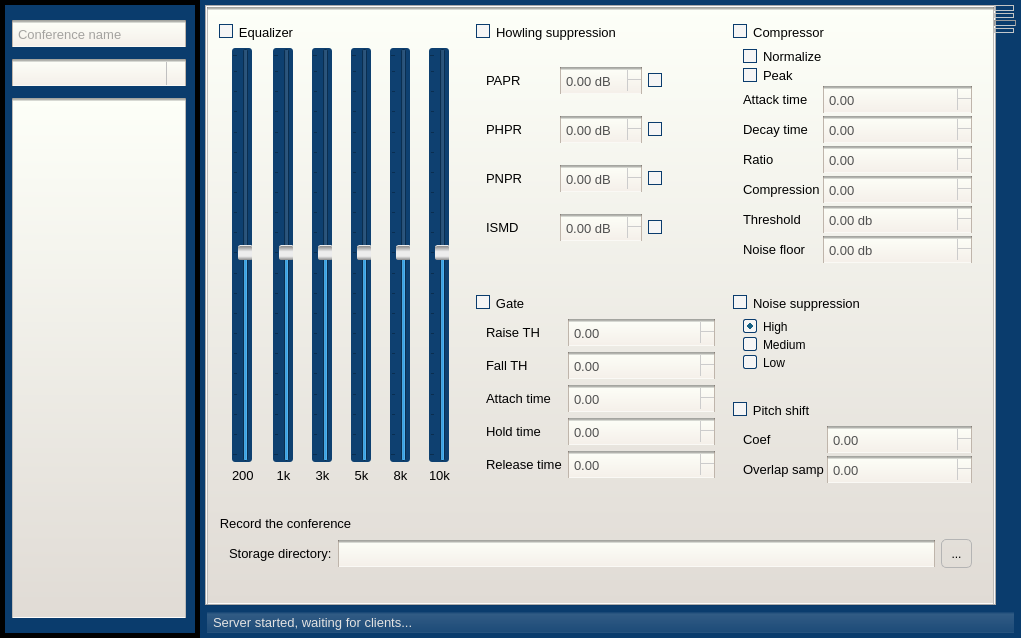
Above: ServerGui/main_window.ui from akru/conference-speaker-server before the change. Below: the same form after it.
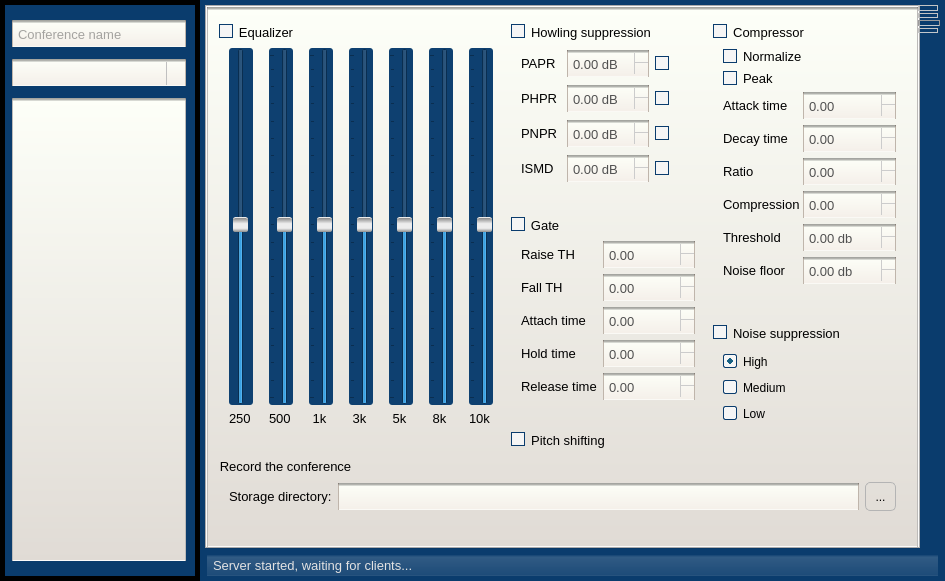
That is the form after the change. The open tabs and pages were chosen to show the change. Icons and pictures are not drawn.

Patch:
```diff
--- a/ServerGui/main_window.ui
+++ b/ServerGui/main_window.ui
@@ -6,8 +6,8 @@
    <rect>
     <x>0</x>
     <y>0</y>
-    <width>1021</width>
-    <height>638</height>
+    <width>945</width>
+    <height>581</height>
    </rect>
   </property>
   <property name="palette">
@@ -189,6 +189,8 @@
 QSlider {
     background: rgba(14,64,112,255);
     border-radius: 3px;
+    width: 24px;
+    min-width: 24px;
 }
 
  QSlider::groove:vertical {
@@ -452,7 +454,7 @@
          <enum>QTabWidget::Rounded</enum>
         </property>
         <property name="currentIndex">
-         <number>0</number>
+         <number>2</number>
         </property>
         <property name="iconSize">
          <size>
@@ -645,8 +647,8 @@
               <rect>
                <x>0</x>
                <y>0</y>
-               <width>725</width>
-               <height>499</height>
+               <width>649</width>
+               <height>442</height>
               </rect>
              </property>
              <layout class="QVBoxLayout" name="verticalLayout_4">
@@ -1011,201 +1013,40 @@
           <property name="topMargin">
            <number>16</number>
           </property>
-          <item row="2" column="2">
-           <widget class="QGroupBox" name="psBox">
+          <item row="7" column="0" colspan="3">
+           <widget class="QGroupBox" name="groupBox_3">
             <property name="title">
-             <string>Pitch shift</string>
+             <string>Record the conference</string>
             </property>
-            <property name="checkable">
-             <bool>true</bool>
-            </property>
-            <layout class="QFormLayout" name="formLayout">
-             <property name="horizontalSpacing">
-              <number>3</number>
-             </property>
-             <property name="verticalSpacing">
-              <number>3</number>
-             </property>
-             <item row="0" column="0">
-              <widget class="QLabel" name="label_5">
+            <layout class="QHBoxLayout" name="horizontalLayout_2">
+             <item>
+              <widget class="QLabel" name="label_25">
                <property name="text">
-                <string>Coef</string>
+                <string>Storage directory:</string>
                </property>
               </widget>
              </item>
-             <item row="1" column="0">
-              <widget class="QLabel" name="label_6">
-               <property name="text">
-                <string>Overlap samp</string>
+             <item>
+              <widget class="QLineEdit" name="storageEdit">
+               <property name="echoMode">
+                <enum>QLineEdit::Normal</enum>
                </property>
-              </widget>
-             </item>
-             <item row="0" column="1">
-              <widget class="QDoubleSpinBox" name="psCoef"/>
-             </item>
-             <item row="1" column="1">
-              <widget class="QDoubleSpinBox" name="psOsamp"/>
-             </item>
-            </layout>
-           </widget>
-          </item>
-          <item row="0" column="0" rowspan="3">
-           <widget class="QGroupBox" name="eqBox">
-            <property name="title">
-             <string>Equalizer</string>
-            </property>
-            <property name="checkable">
-             <bool>true</bool>
-            </property>
-            <property name="checked">
-             <bool>true</bool>
-            </property>
-            <layout class="QGridLayout" name="gridLayout_3">
-             <property name="horizontalSpacing">
-              <number>16</number>
-             </property>
-             <item row="1" column="5">
-              <widget class="QLabel" name="label_14">
-               <property name="text">
-                <string>10k</string>
+               <property name="readOnly">
+                <bool>true</bool>
                </property>
               </widget>
              </item>
-             <item row="0" column="4">
-              <widget class="QSlider" name="verticalSlider_6">
-               <property name="value">
-                <number>50</number>
-               </property>
-               <property name="orientation">
-                <enum>Qt::Vertical</enum>
-               </property>
-               <property name="tickPosition">
-                <enum>QSlider::TicksAbove</enum>
-               </property>
-               <property name="tickInterval">
-                <number>5</number>
-               </property>
-              </widget>
-             </item>
-             <item row="1" column="3">
-              <widget class="QLabel" name="label_12">
+             <item>
+              <widget class="QToolButton" name="storageSelectButton">
                <property name="text">
-                <string> 5k</string>
+                <string>...</string>
                </property>
               </widget>
              </item>
-             <item row="1" column="1">
-              <widget class="QLabel" name="label_10">
-               <property name="text">
-                <string> 1k</string>
-               </property>
-              </widget>
-             </item>
-             <item row="1" column="2">
-              <widget class="QLabel" name="label_11">
-               <property name="text">
-                <string> 3k</string>
-               </property>
-              </widget>
-             </item>
-             <item row="0" column="0">
-              <widget class="QSlider" name="verticalSlider_2">
-               <property name="value">
-                <number>50</number>
-               </property>
-               <property name="orientation">
-                <enum>Qt::Vertical</enum>
-               </property>
-               <property name="tickPosition">
-                <enum>QSlider::TicksAbove</enum>
-               </property>
-               <property name="tickInterval">
-                <number>5</number>
-               </property>
-              </widget>
-             </item>
-             <item row="1" column="4">
-              <widget class="QLabel" name="label_13">
-               <property name="text">
-                <string> 8k</string>
-               </property>
-              </widget>
-             </item>
-             <item row="0" column="2">
-              <widget class="QSlider" name="verticalSlider_4">
-               <property name="value">
-                <number>50</number>
-               </property>
-               <property name="orientation">
-                <enum>Qt::Vertical</enum>
-               </property>
-               <property name="tickPosition">
-                <enum>QSlider::TicksAbove</enum>
-               </property>
-               <property name="tickInterval">
-                <number>5</number>
-               </property>
-              </widget>
-             </item>
-             <item row="0" column="3">
-              <widget class="QSlider" name="verticalSlider_5">
-               <property name="value">
-                <number>50</number>
-               </property>
-               <property name="orientation">
-                <enum>Qt::Vertical</enum>
-               </property>
-               <property name="tickPosition">
-                <enum>QSlider::TicksAbove</enum>
-               </property>
-               <property name="tickInterval">
-                <number>5</number>
-               </property>
-              </widget>
-             </item>
-             <item row="1" column="0">
-              <widget class="QLabel" name="label_8">
-               <property name="text">
-                <string>200</string>
-               </property>
-              </widget>
-             </item>
-             <item row="0" column="1">
-              <widget class="QSlider" name="verticalSlider_3">
-               <property name="value">
-                <number>50</number>
-               </property>
-               <property name="orientation">
-                <enum>Qt::Vertical</enum>
-               </property>
-               <property name="tickPosition">
-                <enum>QSlider::TicksAbove</enum>
-               </property>
-               <property name="tickInterval">
-                <number>5</number>
-               </property>
-              </widget>
-             </item>
-             <item row="0" column="5">
-              <widget class="QSlider" name="verticalSlider_7">
-               <property name="value">
-                <number>50</number>
-               </property>
-               <property name="orientation">
-                <enum>Qt::Vertical</enum>
-               </property>
-               <property name="tickPosition">
-                <enum>QSlider::TicksAbove</enum>
-               </property>
-               <property name="tickInterval">
-                <number>5</number>
-               </property>
-              </widget>
-             </item>
             </layout>
            </widget>
           </item>
-          <item row="0" column="2">
+          <item row="1" column="2" rowspan="3">
            <widget class="QGroupBox" name="compressorBox">
             <property name="title">
              <string>Compressor</string>
@@ -1218,7 +1059,7 @@
               <number>3</number>
              </property>
              <property name="verticalSpacing">
-              <number>3</number>
+              <number>6</number>
              </property>
              <item row="0" column="0" colspan="2">
               <widget class="QCheckBox" name="normalizeCheckBox">
@@ -1311,7 +1152,277 @@
             </layout>
            </widget>
           </item>
-          <item row="0" column="1">
+          <item row="3" column="1" rowspan="2">
+           <widget class="QGroupBox" name="gateBox">
+            <property name="title">
+             <string>Gate</string>
+            </property>
+            <property name="checkable">
+             <bool>true</bool>
+            </property>
+            <layout class="QFormLayout" name="formLayout_2">
+             <item row="0" column="1">
+              <widget class="QDoubleSpinBox" name="raiseSpinBox">
+               <property name="minimum">
+                <double>-100.000000000000000</double>
+               </property>
+               <property name="maximum">
+                <double>100.000000000000000</double>
+               </property>
+              </widget>
+             </item>
+             <item row="0" column="0">
+              <widget class="QLabel" name="label_7">
+               <property name="text">
+                <string>Raise TH</string>
+               </property>
+              </widget>
+             </item>
+             <item row="1" column="1">
+              <widget class="QDoubleSpinBox" name="fallSpinBox">
+               <property name="minimum">
+                <double>-100.000000000000000</double>
+               </property>
+               <property name="maximum">
+                <double>100.000000000000000</double>
+               </property>
+              </widget>
+             </item>
+             <item row="2" column="1">
+              <widget class="QDoubleSpinBox" name="attackSpinBox">
+               <property name="minimum">
+                <double>-100.000000000000000</double>
+               </property>
+               <property name="maximum">
+                <double>100.000000000000000</double>
+               </property>
+              </widget>
+             </item>
+             <item row="3" column="1">
+              <widget class="QDoubleSpinBox" name="holdSpinBox">
+               <property name="minimum">
+                <double>-100.000000000000000</double>
+               </property>
+               <property name="maximum">
+                <double>100.000000000000000</double>
+               </property>
+              </widget>
+             </item>
+             <item row="4" column="1">
+              <widget class="QDoubleSpinBox" name="releaseSpinBox">
+               <property name="minimum">
+                <double>-100.000000000000000</double>
+               </property>
+               <property name="maximum">
+                <double>100.000000000000000</double>
+               </property>
+              </widget>
+             </item>
+             <item row="1" column="0">
+              <widget class="QLabel" name="label_15">
+               <property name="text">
+                <string>Fall TH</string>
+               </property>
+              </widget>
+             </item>
+             <item row="2" column="0">
+              <widget class="QLabel" name="label_16">
+               <property name="text">
+                <string>Attach time</string>
+               </property>
+              </widget>
+             </item>
+             <item row="3" column="0">
+              <widget class="QLabel" name="label_17">
+               <property name="text">
+                <string>Hold time</string>
+               </property>
+              </widget>
+             </item>
+             <item row="4" column="0">
+              <widget class="QLabel" name="label_18">
+               <property name="text">
+                <string>Release time</string>
+               </property>
+              </widget>
+             </item>
+            </layout>
+           </widget>
+          </item>
+          <item row="1" column="0" rowspan="5">
+           <widget class="QGroupBox" name="eqBox">
+            <property name="title">
+             <string>Equalizer</string>
+            </property>
+            <property name="checkable">
+             <bool>true</bool>
+            </property>
+            <property name="checked">
+             <bool>true</bool>
+            </property>
+            <layout class="QGridLayout" name="gridLayout_3">
+             <property name="horizontalSpacing">
+              <number>16</number>
+             </property>
+             <item row="1" column="4">
+              <widget class="QLabel" name="label_12">
+               <property name="text">
+                <string> 5k</string>
+               </property>
+              </widget>
+             </item>
+             <item row="0" column="5">
+              <widget class="QSlider" name="verticalSlider_6">
+               <property name="value">
+                <number>50</number>
+               </property>
+               <property name="orientation">
+                <enum>Qt::Vertical</enum>
+               </property>
+               <property name="tickPosition">
+                <enum>QSlider::TicksAbove</enum>
+               </property>
+               <property name="tickInterval">
+                <number>5</number>
+               </property>
+              </widget>
+             </item>
+             <item row="1" column="3">
+              <widget class="QLabel" name="label_11">
+               <property name="text">
+                <string> 3k</string>
+               </property>
+              </widget>
+             </item>
+             <item row="1" column="2">
+              <widget class="QLabel" name="label_10">
+               <property name="text">
+                <string> 1k</string>
+               </property>
+              </widget>
+             </item>
+             <item row="1" column="6">
+              <widget class="QLabel" name="label_14">
+               <property name="text">
+                <string>10k</string>
+               </property>
+              </widget>
+             </item>
+             <item row="0" column="4">
+              <widget class="QSlider" name="verticalSlider_5">
+               <property name="value">
+                <number>50</number>
+               </property>
+               <property name="orientation">
+                <enum>Qt::Vertical</enum>
+               </property>
+               <property name="tickPosition">
+                <enum>QSlider::TicksAbove</enum>
+               </property>
+               <property name="tickInterval">
+                <number>5</number>
+               </property>
+              </widget>
+             </item>
+             <item row="0" column="2">
+              <widget class="QSlider" name="verticalSlider_3">
+               <property name="value">
+                <number>50</number>
+               </property>
+               <property name="orientation">
+                <enum>Qt::Vertical</enum>
+               </property>
+               <property name="tickPosition">
+                <enum>QSlider::TicksAbove</enum>
+               </property>
+               <property name="tickInterval">
+                <number>5</number>
+               </property>
+              </widget>
+             </item>
+             <item row="1" column="5">
+              <widget class="QLabel" name="label_13">
+               <property name="text">
+                <string> 8k</string>
+               </property>
+              </widget>
+             </item>
+             <item row="0" column="6">
+              <widget class="QSlider" name="verticalSlider_7">
+               <property name="value">
+                <number>50</number>
+               </property>
+               <property name="orientation">
+                <enum>Qt::Vertical</enum>
+               </property>
+               <property name="tickPosition">
+                <enum>QSlider::TicksAbove</enum>
+               </property>
+               <property name="tickInterval">
+                <number>5</number>
+               </property>
+              </widget>
+             </item>
+             <item row="0" column="3">
+              <widget class="QSlider" name="verticalSlider_4">
+               <property name="value">
+                <number>50</number>
+               </property>
+               <property name="orientation">
+                <enum>Qt::Vertical</enum>
+               </property>
+               <property name="tickPosition">
+                <enum>QSlider::TicksAbove</enum>
+               </property>
+               <property name="tickInterval">
+                <number>5</number>
+               </property>
+              </widget>
+             </item>
+             <item row="0" column="1">
+              <widget class="QSlider" name="verticalSlider_2">
+               <property name="value">
+                <number>50</number>
+               </property>
+               <property name="orientation">
+                <enum>Qt::Vertical</enum>
+               </property>
+               <property name="tickPosition">
+                <enum>QSlider::TicksAbove</enum>
+               </property>
+               <property name="tickInterval">
+                <number>5</number>
+               </property>
+              </widget>
+             </item>
+             <item row="0" column="0">
+              <widget class="QSlider" name="verticalSlider">
+               <property name="value">
+                <number>50</number>
+               </property>
+               <property name="orientation">
+                <enum>Qt::Vertical</enum>
+               </property>
+              </widget>
+             </item>
+             <item row="1" column="0">
+              <widget class="QLabel" name="label_8">
+               <property name="text">
+                <string>250</string>
+               </property>
+              </widget>
+             </item>
+             <item row="1" column="1">
+              <widget class="QLabel" name="label_34">
+               <property name="text">
+                <string>500</string>
+               </property>
+              </widget>
+             </item>
+            </layout>
+           </widget>
+          </item>
+          <item row="1" column="1" rowspan="2">
            <widget class="QGroupBox" name="hsBox">
             <property name="title">
              <string>Howling suppression</string>
@@ -1323,12 +1434,45 @@
              <bool>true</bool>
             </property>
             <layout class="QGridLayout" name="gridLayout_2">
-             <property name="horizontalSpacing">
+             <property name="spacing">
               <number>6</number>
              </property>
-             <property name="verticalSpacing">
-              <number>3</number>
-             </property>
+             <item row="2" column="1">
+              <widget class="QDoubleSpinBox" name="phprSpin">
+               <property name="minimumSize">
+                <size>
+                 <width>0</width>
+                 <height>0</height>
+                </size>
+               </property>
+               <property name="prefix">
+                <string/>
+               </property>
+               <property name="suffix">
+                <string> dB</string>
+               </property>
+               <property name="decimals">
+                <number>2</number>
+               </property>
+              </widget>
+             </item>
+             <item row="4" column="0">
+              <widget class="QLabel" name="label_4">
+               <property name="text">
+                <string>ISMD</string>
+               </property>
+              </widget>
+             </item>
+             <item row="0" column="2">
+              <widget class="QCheckBox" name="paprEnabled">
+               <property name="text">
+                <string/>
+               </property>
+               <property name="checked">
+                <bool>true</bool>
+               </property>
+              </widget>
+             </item>
              <item row="2" column="0">
               <widget class="QLabel" name="label_2">
                <property name="text">
@@ -1343,78 +1487,6 @@
                </property>
               </widget>
              </item>
-             <item row="3" column="2">
-              <widget class="QCheckBox" name="pnprEnabled">
-               <property name="text">
-                <string/>
-               </property>
-               <property name="checked">
-                <bool>true</bool>
-               </property>
-              </widget>
-             </item>
-             <item row="0" column="1">
-              <widget class="QDoubleSpinBox" name="paprSpin">
-               <property name="minimumSize">
-                <size>
-                 <width>0</width>
-                 <height>0</height>
-                </size>
-               </property>
-               <property name="prefix">
-                <string/>
-               </property>
-               <property name="suffix">
-                <string> dB</string>
-               </property>
-               <property name="decimals">
-                <number>2</number>
-               </property>
-              </widget>
-             </item>
-             <item row="0" column="0">
-              <widget class="QLabel" name="label">
-               <property name="text">
-                <string>PAPR</string>
-               </property>
-              </widget>
-             </item>
-             <item row="0" column="2">
-              <widget class="QCheckBox" name="paprEnabled">
-               <property name="text">
-                <string/>
-               </property>
-               <property name="checked">
-                <bool>true</bool>
-               </property>
-              </widget>
-             </item>
-             <item row="4" column="0">
-              <widget class="QLabel" name="label_4">
-               <property name="text">
-                <string>ISMD</string>
-               </property>
-              </widget>
-             </item>
-             <item row="2" column="1">
-              <widget class="QDoubleSpinBox" name="phprSpin">
-               <property name="minimumSize">
-                <size>
-                 <width>0</width>
-                 <height>0</height>
-                </size>
-               </property>
-               <property name="prefix">
-                <string/>
-               </property>
-               <property name="suffix">
-                <string> dB</string>
-               </property>
-               <property name="decimals">
-                <number>2</number>
-               </property>
-              </widget>
-             </item>
              <item row="3" column="1">
               <widget class="QDoubleSpinBox" name="pnprSpin">
                <property name="minimumSize">
@@ -1473,6 +1545,42 @@
                </property>
               </widget>
              </item>
+             <item row="0" column="1">
+              <widget class="QDoubleSpinBox" name="paprSpin">
+               <property name="minimumSize">
+                <size>
+                 <width>0</width>
+                 <height>0</height>
+                </size>
+               </property>
+               <property name="prefix">
+                <string/>
+               </property>
+               <property name="suffix">
+                <string> dB</string>
+               </property>
+               <property name="decimals">
+                <number>2</number>
+               </property>
+              </widget>
+             </item>
+             <item row="0" column="0">
+              <widget class="QLabel" name="label">
+               <property name="text">
+                <string>PAPR</string>
+               </property>
+              </widget>
+             </item>
+             <item row="3" column="2">
+              <widget class="QCheckBox" name="pnprEnabled">
+               <property name="text">
+                <string/>
+               </property>
+               <property name="checked">
+                <bool>true</bool>
+               </property>
+              </widget>
+             </item>
             </layout>
             <zorder>ismdSpin</zorder>
             <zorder>pnprSpin</zorder>
@@ -1488,104 +1596,24 @@
             <zorder>phprEnabled</zorder>
            </widget>
           </item>
-          <item row="1" column="1" rowspan="2">
-           <widget class="QGroupBox" name="gateBox">
+          <item row="5" column="1">
+           <widget class="QGroupBox" name="psBox">
+            <property name="styleSheet">
+             <string notr="true">padding: 0;
+</string>
+            </property>
             <property name="title">
-             <string>Gate</string>
+             <string>Pitch shifting</string>
+            </property>
+            <property name="flat">
+             <bool>false</bool>
             </property>
             <property name="checkable">
              <bool>true</bool>
             </property>
-            <layout class="QFormLayout" name="formLayout_2">
-             <item row="0" column="1">
-              <widget class="QDoubleSpinBox" name="raiseSpinBox">
-               <property name="minimum">
-                <double>-100.000000000000000</double>
-               </property>
-               <property name="maximum">
-                <double>100.000000000000000</double>
-               </property>
-              </widget>
-             </item>
-             <item row="0" column="0">
-              <widget class="QLabel" name="label_7">
-               <property name="text">
-                <string>Raise TH</string>
-               </property>
-              </widget>
-             </item>
-             <item row="1" column="1">
-              <widget class="QDoubleSpinBox" name="fallSpinBox">
-               <property name="minimum">
-                <double>-100.000000000000000</double>
-               </property>
-               <property name="maximum">
-                <double>100.000000000000000</double>
-               </property>
-              </widget>
-             </item>
-             <item row="2" column="1">
-              <widget class="QDoubleSpinBox" name="attackSpinBox">
-               <property name="minimum">
-                <double>-100.000000000000000</double>
-               </property>
-               <property name="maximum">
-                <double>100.000000000000000</double>
-               </property>
-              </widget>
-             </item>
-             <item row="3" column="1">
-              <widget class="QDoubleSpinBox" name="holdSpinBox">
-               <property name="minimum">
-                <double>-100.000000000000000</double>
-               </property>
-               <property name="maximum">
-                <double>100.000000000000000</double>
-               </property>
-              </widget>
-             </item>
-             <item row="4" column="1">
-              <widget class="QDoubleSpinBox" name="releaseSpinBox">
-               <property name="minimum">
-                <double>-100.000000000000000</double>
-               </property>
-               <property name="maximum">
-                <double>100.000000000000000</double>
-               </property>
-              </widget>
-             </item>
-             <item row="1" column="0">
-              <widget class="QLabel" name="label_15">
-               <property name="text">
-                <string>Fall TH</string>
-               </property>
-              </widget>
-             </item>
-             <item row="2" column="0">
-              <widget class="QLabel" name="label_16">
-               <property name="text">
-                <string>Attach time</string>
-               </property>
-              </widget>
-             </item>
-             <item row="3" column="0">
-              <widget class="QLabel" name="label_17">
-               <property name="text">
-                <string>Hold time</string>
-               </property>
-              </widget>
-             </item>
-             <item row="4" column="0">
-              <widget class="QLabel" name="label_18">
-               <property name="text">
-                <string>Release time</string>
-               </property>
-              </widget>
-             </item>
-            </layout>
            </widget>
           </item>
-          <item row="1" column="2">
+          <item row="4" column="2" rowspan="2">
            <widget class="QGroupBox" name="nsBox">
             <property name="title">
              <string>Noise suppression</string>
@@ -1598,7 +1626,7 @@
             </property>
             <layout class="QVBoxLayout" name="verticalLayout_5">
              <property name="spacing">
-              <number>3</number>
+              <number>6</number>
              </property>
              <item>
               <widget class="QRadioButton" name="highRadioButton">
@@ -1627,39 +1655,6 @@
             </layout>
            </widget>
           </item>
-          <item row="3" column="0" colspan="3">
-           <widget class="QGroupBox" name="groupBox_3">
-            <property name="title">
-             <string>Record the conference</string>
-            </property>
-            <layout class="QHBoxLayout" name="horizontalLayout_2">
-             <item>
-              <widget class="QLabel" name="label_25">
-               <property name="text">
-                <string>Storage directory:</string>
-               </property>
-              </widget>
-             </item>
-             <item>
-              <widget class="QLineEdit" name="storageEdit">
-               <property name="echoMode">
-                <enum>QLineEdit::Normal</enum>
-               </property>
-               <property name="readOnly">
-                <bool>true</bool>
-               </property>
-              </widget>
-             </item>
-             <item>
-              <widget class="QToolButton" name="storageSelectButton">
-               <property name="text">
-                <string>...</string>
-               </property>
-              </widget>
-             </item>
-            </layout>
-           </widget>
-          </item>
          </layout>
         </widget>
         <widget class="QWidget" name="aboutTab">
```
